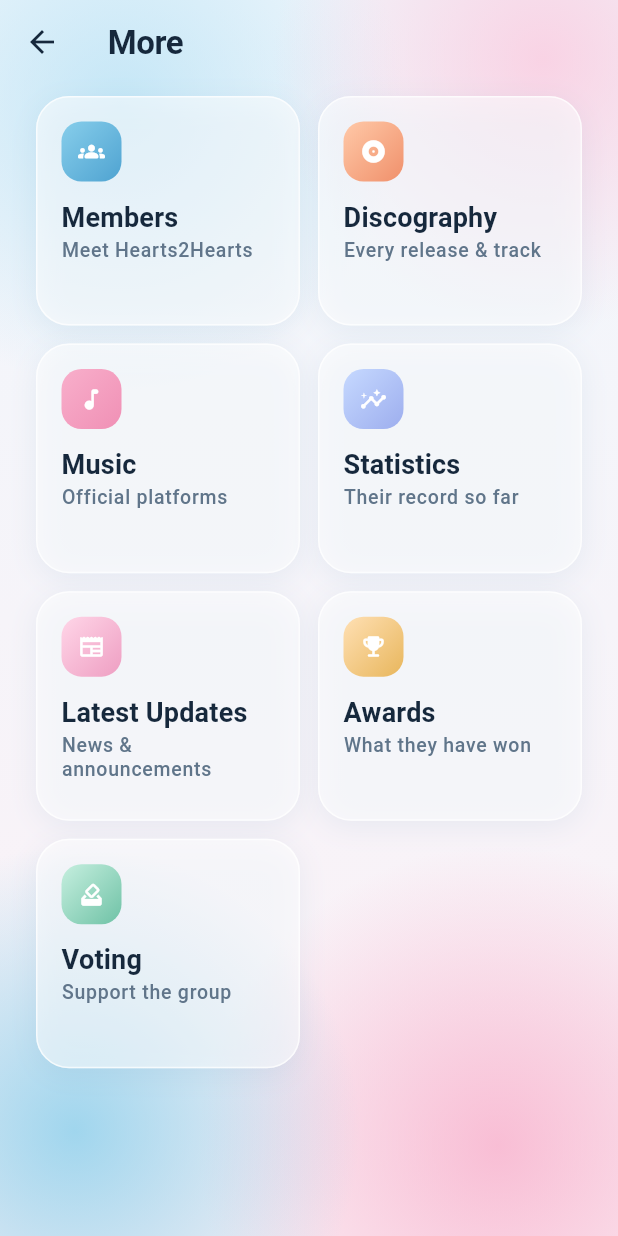
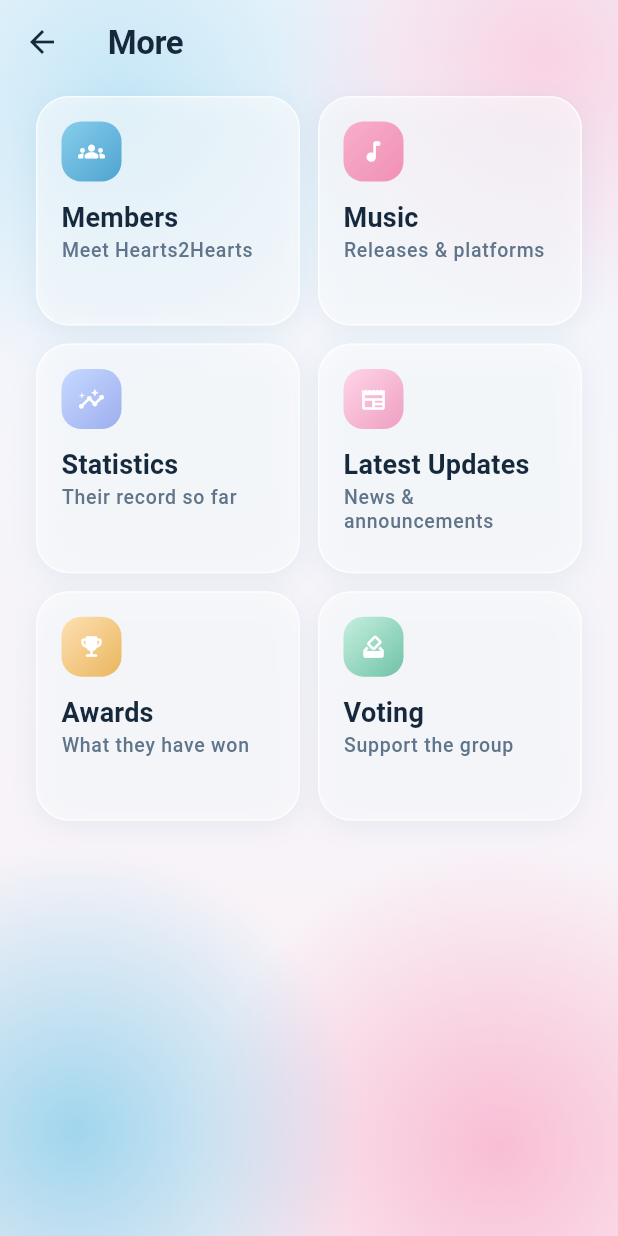
Before and after one commit to Zvareldric/Hearts2spaceU, a Flutter app: the MorePage screen opened by its route, on a phone screen of 412 x 824 dp. Run offline on Flutter 3.47's test engine with Material 3 defaults, Android fonts, the phone set to English and light mode, and no system bars; our stand-ins replace flutter_riverpod, shared_preferences; accounts and stored records are empty; network calls fail.

Commit message:
feat(music): merge Discography and Music into one entry
More had two tiles for one capability: "Discography" for the releases and
"Music" for the seven outbound links. docs/specs/discography.md §7 already
noted that the releases *are* what Music is, and that the split was only kept
to keep an earlier diff focused.

So Music is now one door: the release list, titled "Music", with the official
platforms one tap inside it instead of a second tile competing for the word.

- More: the two tiles become one, "Music · Releases & platforms" → the
  releases.
- The releases screen is titled "Music" and opens with the link to the
  official platforms, placed outside the state switch so the platforms stay
  reachable even when the release list is loading or has failed.
- The link card moves out of release detail into a shared ListenOnCard, so
  both places name the destination the same way.
- Streaming Hub is titled "Official Channels" — "Music" now names the screen
  above it, and this one covers video, social and community too.
- Home's Music shortcut follows the word to the same screen, so Home and More
  cannot disagree about what Music means.

Both routes stay: /discography is where Music lands, and /channels is still
reached from Music, from every release detail, and by name.

```diff
--- a/app/hearts2spaceu/lib/features/home/presentation/pages/home_page.dart
+++ b/app/hearts2spaceu/lib/features/home/presentation/pages/home_page.dart
@@ -104,7 +104,7 @@ class _QuickActions extends StatelessWidget {
           icon: Icons.music_note_rounded,
           label: 'Music',
           gradient: CapabilityGradients.music,
-          route: AppRoutes.streamingHub,
+          route: AppRoutes.discography,
         ),
         (
           icon: Icons.insights_rounded,
--- a/app/hearts2spaceu/lib/features/more/presentation/pages/more_page.dart
+++ b/app/hearts2spaceu/lib/features/more/presentation/pages/more_page.dart
@@ -33,19 +33,15 @@ class MorePage extends StatelessWidget {
           gradient: CapabilityGradients.members,
           route: AppRoutes.memberList,
         ),
-        (
-          icon: Icons.album_rounded,
-          title: 'Discography',
-          subtitle: 'Every release & track',
-          gradient: CapabilityGradients.discography,
-          route: AppRoutes.discography,
-        ),
+        // One door for one capability: the releases are what Music is, and the
+        // official channels sit one tap inside it rather than as a second tile
+        // competing for the same word (docs/specs/discography.md §7).
         (
           icon: Icons.music_note_rounded,
           title: 'Music',
-          subtitle: 'Official platforms',
+          subtitle: 'Releases & platforms',
           gradient: CapabilityGradients.music,
-          route: AppRoutes.streamingHub,
+          route: AppRoutes.discography,
         ),
         (
           icon: Icons.insights_rounded,
--- a/app/hearts2spaceu/lib/features/streaming_hub/presentation/pages/streaming_hub_page.dart
+++ b/app/hearts2spaceu/lib/features/streaming_hub/presentation/pages/streaming_hub_page.dart
@@ -43,7 +43,7 @@ class StreamingHubPage extends ConsumerWidget {
                 AppSpacing.screenPadding,
                 0,
               ),
-              child: PageHeading.sub(title: 'Music'),
+              child: PageHeading.sub(title: 'Official Channels'),
             ),
             Expanded(
               child: AnimatedSwitcher(
```
Also changed, not shown: app/hearts2spaceu/lib/features/discography/presentation/pages/discography_page.dart (+21 -2 lines), app/hearts2spaceu/lib/features/discography/presentation/pages/release_detail_page.dart (+2 -41 lines), app/hearts2spaceu/lib/features/discography/presentation/widgets/listen_on_card.dart (added, +50 -0 lines).
